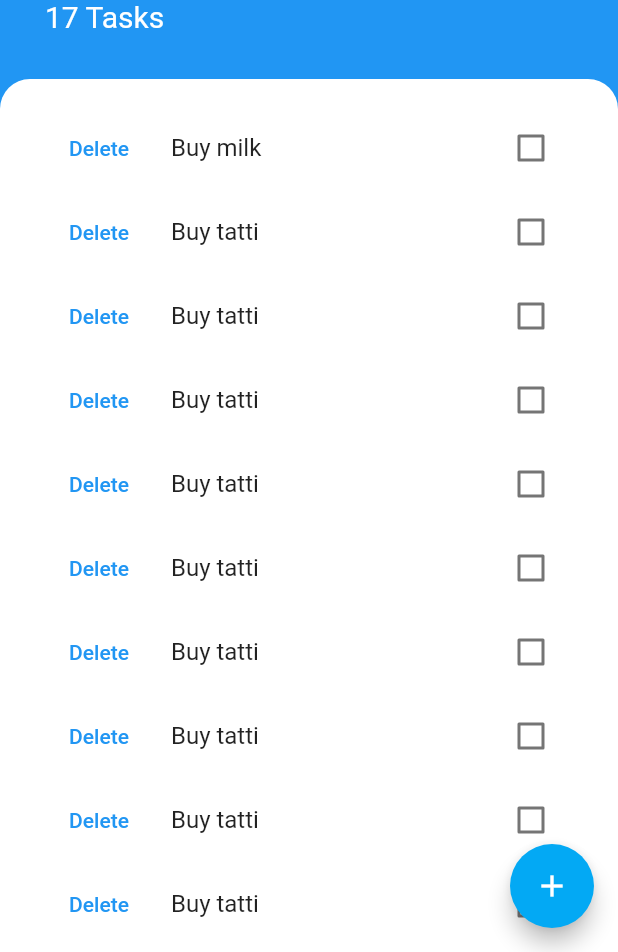
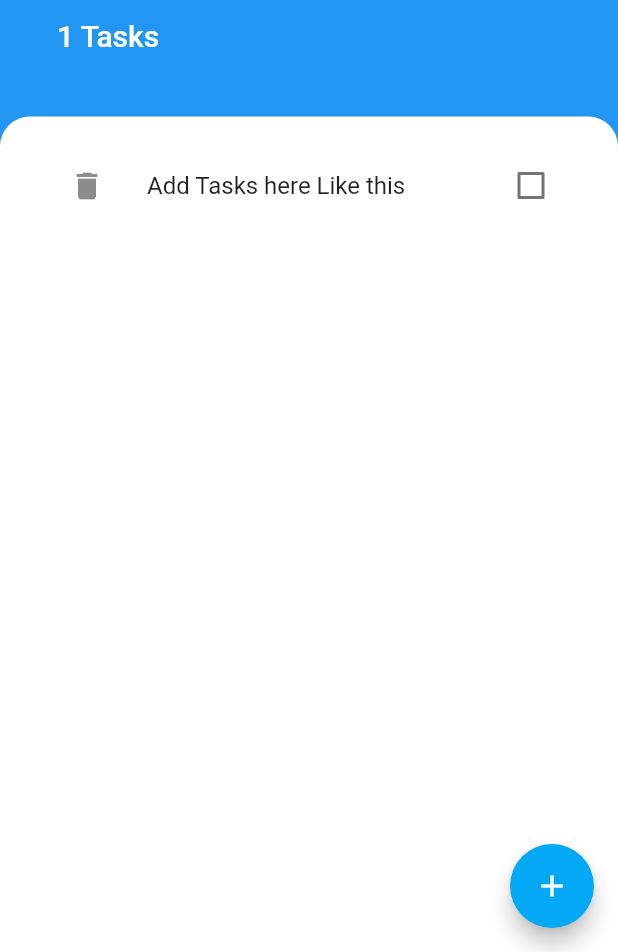
Before and after one commit to Programer3/todo, a Flutter app: the screen it shows after launch, on a phone screen of 412 x 824 dp, the part 284-1236 px from its top. Run offline on Flutter 3.47's test engine with Material 2 defaults, Android fonts, the phone set to English and light mode, and no system bars; missing offline and left inert: flutter_dialogs.

Commit message:
read comment in taskscreen

```diff
--- a/lib/taskscreen.dart
+++ b/lib/taskscreen.dart
@@ -102,23 +102,7 @@ class _TaskscreenState extends State<Taskscreen> {
   }
 
   List<Task> tasks = [
-    Task(name: 'Buy milk'),
-    Task(name: 'Buy tatti'),
-    Task(name: 'Buy tatti'),
-    Task(name: 'Buy tatti'),
-    Task(name: 'Buy tatti'),
-    Task(name: 'Buy tatti'),
-    Task(name: 'Buy tatti'),
-    Task(name: 'Buy tatti'),
-    Task(name: 'Buy tatti'),
-    Task(name: 'Buy tatti'),
-    Task(name: 'Buy tatti'),
-    Task(name: 'Buy tatti'),
-    Task(name: 'Buy tatti'),
-    Task(name: 'Buy tatti'),
-    Task(name: 'Buy tatti'),
-    Task(name: 'Buy tatti'),
-    Task(name: 'Buy tatti'),
+    Task(name: 'Add Tasks here Like this'),
   ];
 
   @override
@@ -158,9 +142,17 @@ class _TaskscreenState extends State<Taskscreen> {
                     'Todoey',
                     style: mainTodoeytextstyle,
                   ),
-                  Text(
-                    '${tasks.length} Tasks',
-                    style: nooftaskstextstyle,
+                  TextButton(
+                    onPressed: () {
+                      setState(() {
+                        print(
+                            'pressed'); ////refresh this widget and use provider
+                      });
+                    },
+                    child: Text(
+                      '${tasks.length} Tasks',
+                      style: nooftaskstextstyle,
+                    ),
                   ),
                 ],
               ),
--- a/lib/tasktile.dart
+++ b/lib/tasktile.dart
@@ -15,7 +15,7 @@ class Tasktile extends StatelessWidget {
   @override
   Widget build(BuildContext context) {
     return ListTile(
-      leading: TextButton(onPressed: setstate, child: Text('Delete')),
+      leading: IconButton(onPressed: setstate, icon: Icon(Icons.delete)),
       title: Text(
         taskTitle,
         style: TextStyle(
```
